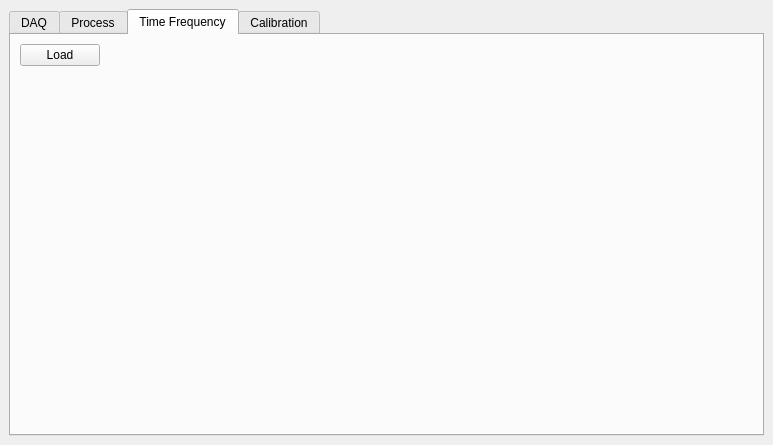
Old version of the form gui.ui in the repository nogleo/datanog.
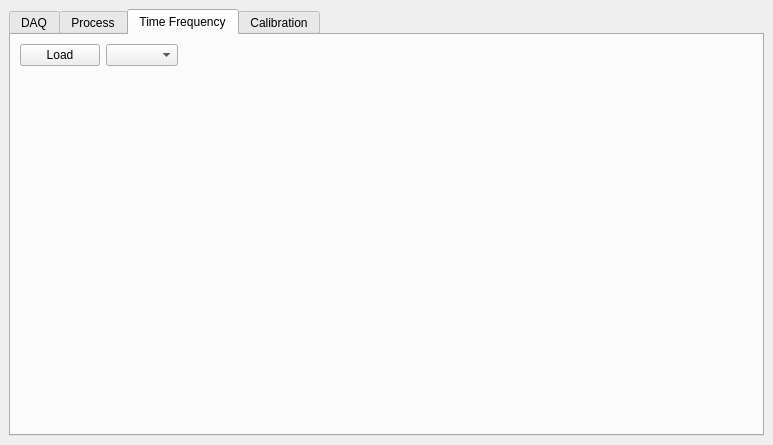
New version of the form.

Diff of the .ui file:
```diff
--- a/gui.ui
+++ b/gui.ui
@@ -263,7 +263,10 @@
              </widget>
             </item>
             <item>
-             <spacer name="horizontalSpacer_2">
+             <widget class="QComboBox" name="combo_TF"/>
+            </item>
+            <item>
+             <spacer name="horizontalSpacer_TF">
               <property name="orientation">
                <enum>Qt::Horizontal</enum>
               </property>
```
